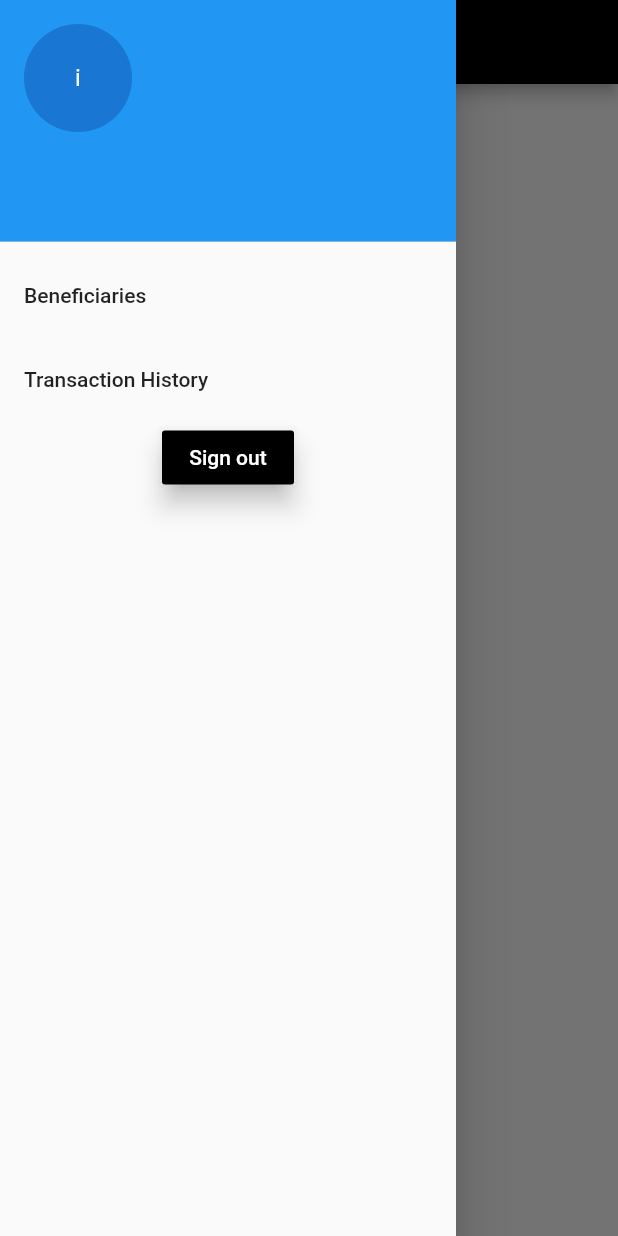
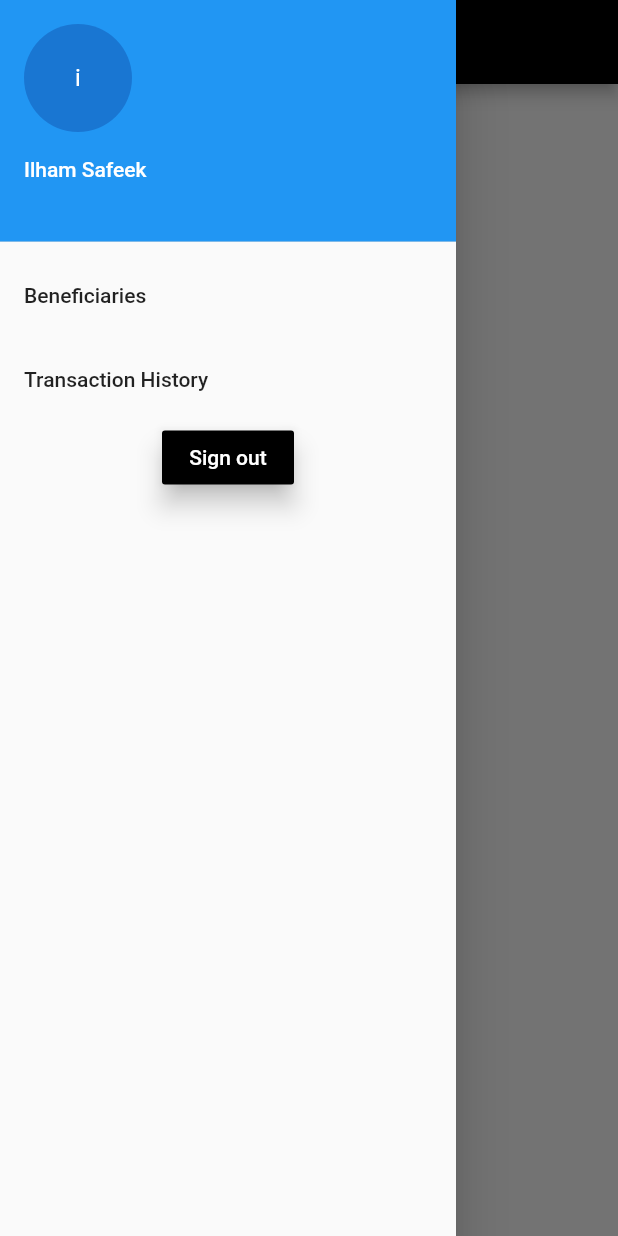
Before and after one commit to HashNative/payment, a Flutter app: the Home screen opened directly, with the side drawer open, on a phone screen of 412 x 824 dp. Run offline on Flutter 3.47's test engine with Material 2 defaults, Android fonts, the phone set to English and light mode, and no system bars; our stand-ins replace firebase_auth, flutter_money_formatter, flutter_spinkit; accounts and stored records are empty; network calls fail.

Commit message:
error occured when passed mobile number to we service. used where keyword in Data list in app itself

```diff
--- a/lib/home.dart
+++ b/lib/home.dart
@@ -42,11 +42,12 @@ var users = <String>[
 
     super.initState();
 
-   WebServices(this.mApiListener).getData(this.userId).then((result) {
+   WebServices(this.mApiListener).getData().then((result) {
 
         if (result!=null) {
           setState(() {
-    offerResult = result;
+    offerResult = result.where((el)=>el.contact==this.userId).toList();
+
          });
 
         }
@@ -78,15 +79,15 @@ var users = <String>[
           padding: EdgeInsets.zero,
           children: <Widget>[
             UserAccountsDrawerHeader(
-              accountName: Text('${this.userId}'),
-                 accountEmail: null,
+              accountName: Text('Ilham Safeek'),
+              accountEmail: Text('${this.userId}'),
                  currentAccountPicture: CircleAvatar(
                    child: Text("i"),
                  ),
             ),
             ListTile(
               title: Text('Beneficiaries'),
-              onTap: () {
+            onTap: () {
                 // Update the state of the app
                 // ...
                 // Then close the drawer
@@ -133,9 +134,8 @@ var users = <String>[
 
               children: <Widget>[
                Text('${this.userId}'),
-             if (offerResult!=null)
-                balaneCard(offerResult[0]),
 
+             offerResult!=null ? balaneCard(offerResult[0]) : Text('Fetching data..'),
                 ],
             ),
           ),
@@ -285,29 +285,6 @@ Navigator.of(context).push(PageRouteBuilder(
 
 
 
-
-// return Scaffold(
-//   backgroundColor: Colors.white.withOpacity(0.85), // this is the main reason of transparency at next screen. I am ignoring rest implementation but what i have achieved is you can see.
-//   body: FutureBuilder<int>(
-//                   future: WebServices(this.mApiListener).updateAmount(amountController.text,this.userId,'+94777140803'),
-//                   builder: (context,snapshot){
-
-
-//                   if (snapshot.data!=null) {
-//                      return Text('data comes.');
-//                    }
-//                    if (snapshot.hasError) {
-//                       return Text('Error: ${snapshot.error}');
-//                    }
-//                  return CircularProgressIndicator();
-
-
-//                   },
-//                 )
-
-//   );
-
-
               },
               child: Text("Send"),color: Colors.orange,textColor: Colors.white,)),
               Expanded(child: RaisedButton(
```
Also changed, not shown: lib/history.dart (+12 -10 lines), lib/services/webservices.dart (+38 -6 lines).
